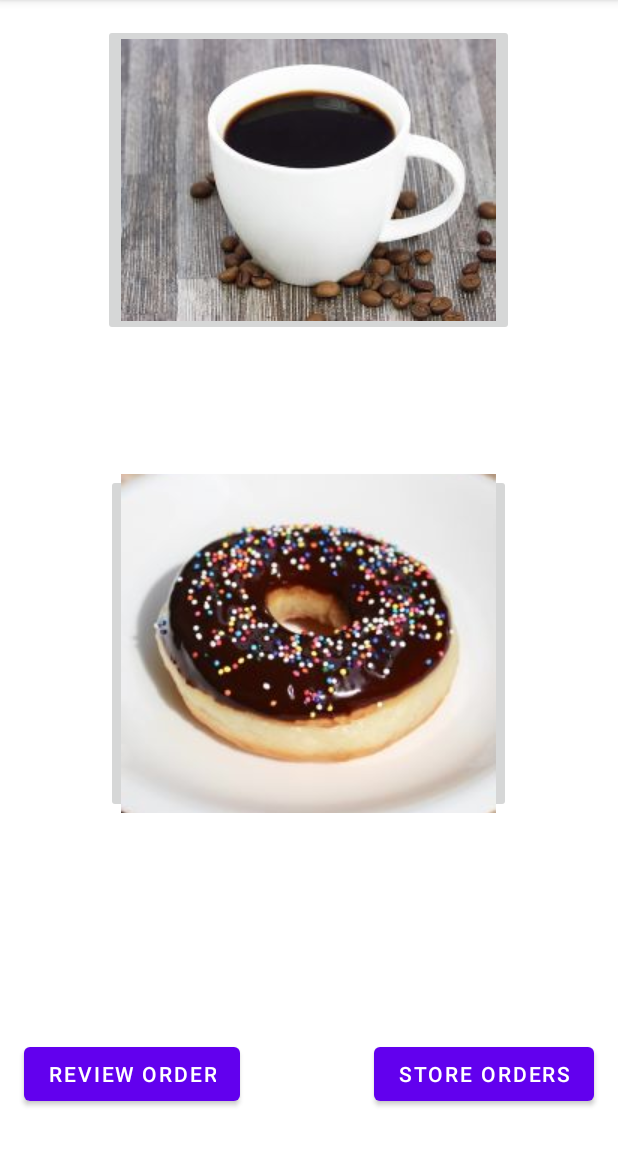
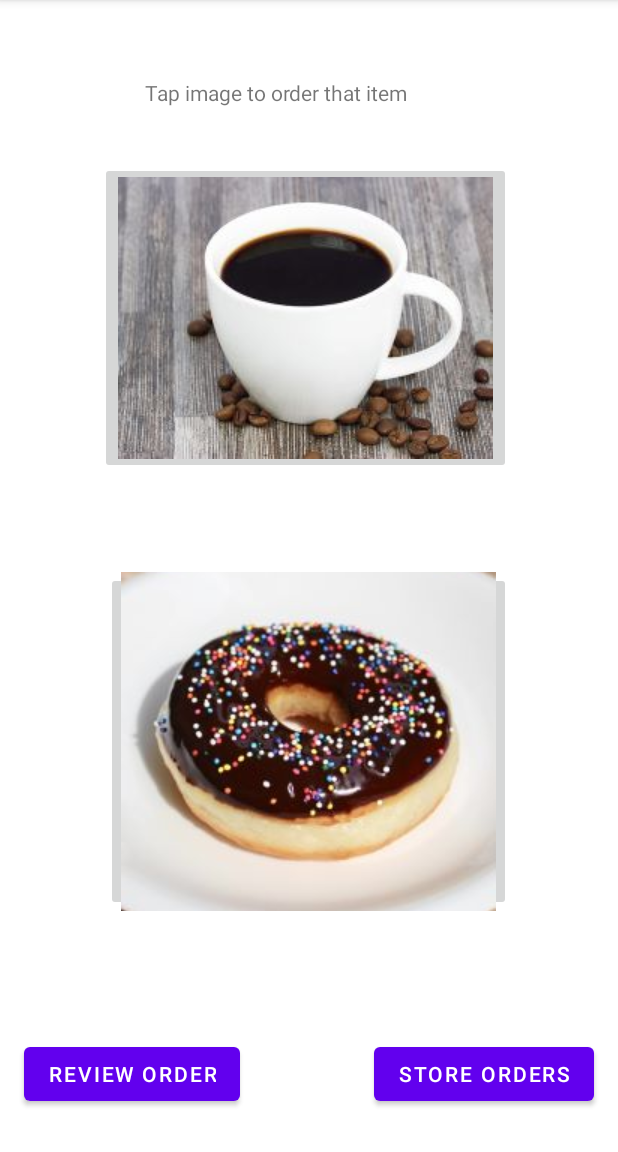
Before and after one commit to MattSRutgers/CafeApp, an Android app: the screen it shows after launch (MainActivity), on a phone screen of 412 x 824 dp, the part 84-1236 px from its top. Run offline under Robolectric (Android 15) with nearby library versions, the phone set to English and light mode, and no system bars.

Commit message:
added text

```diff
--- a/app/src/main/res/layout/activity_main.xml
+++ b/app/src/main/res/layout/activity_main.xml
@@ -10,10 +10,10 @@
         android:id="@+id/coffeeButton"
         android:layout_width="wrap_content"
         android:layout_height="wrap_content"
-        android:layout_marginTop="16dp"
+        android:layout_marginTop="108dp"
         android:onClick="startCoffeeOrder"
         app:layout_constraintEnd_toEndOf="parent"
-        app:layout_constraintHorizontal_bias="0.496"
+        app:layout_constraintHorizontal_bias="0.481"
         app:layout_constraintStart_toStartOf="parent"
         app:layout_constraintTop_toTopOf="parent"
         app:srcCompat="@drawable/coffee" />
@@ -52,4 +52,14 @@
         android:text="@string/storeOrderButton"
         app:layout_constraintBottom_toBottomOf="parent"
         app:layout_constraintEnd_toEndOf="parent" />
+
+    <TextView
+        android:id="@+id/textView5"
+        android:layout_width="183dp"
+        android:layout_height="37dp"
+        android:layout_marginTop="52dp"
+        android:layout_marginEnd="132dp"
+        android:text="@string/mainMenuInstrucion"
+        app:layout_constraintEnd_toEndOf="parent"
+        app:layout_constraintTop_toTopOf="parent" />
 </androidx.constraintlayout.widget.ConstraintLayout>
--- a/app/src/main/res/values/strings.xml
+++ b/app/src/main/res/values/strings.xml
@@ -39,6 +39,7 @@
     <string name="totalValue">0.00</string>
     <string name="storeOrderLabel">Tap and item to remove</string>
     <string name="donutInstructions">Select flavor and quantity, then press add button to add to order. When finished ordering return using back arrow.</string>
+    <string name="mainMenuInstrucion">Tap image to order that item</string>
     <string-array name="donutArray">
         <item>Chocolate</item>
         <item>Glazed</item>
```
